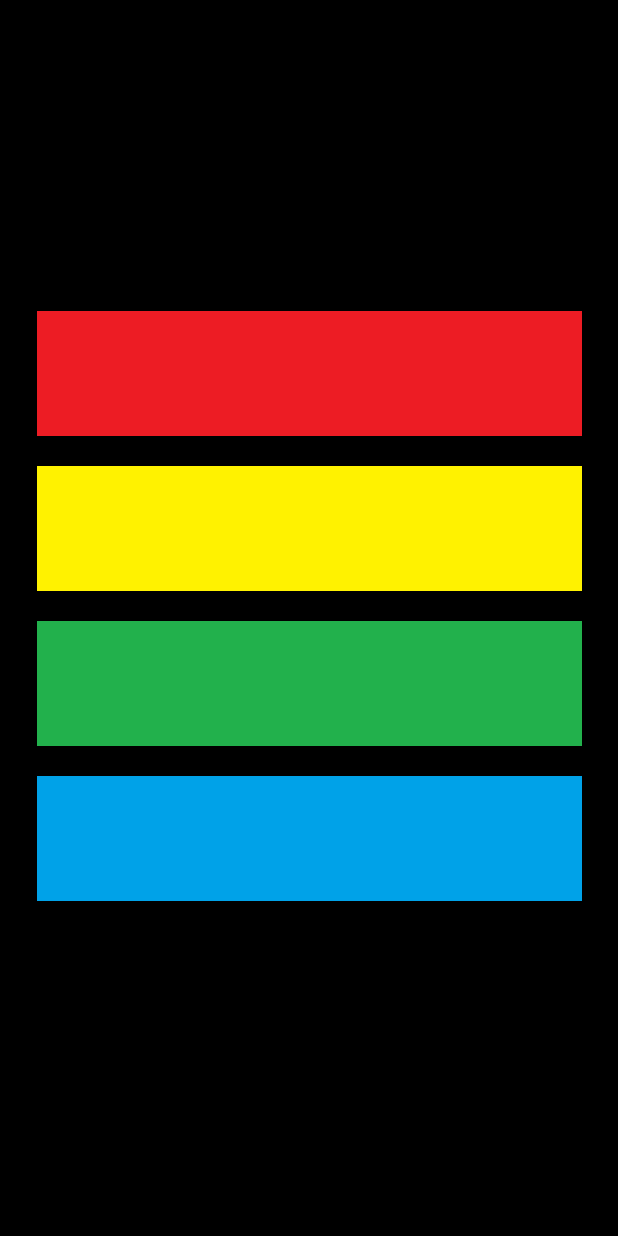
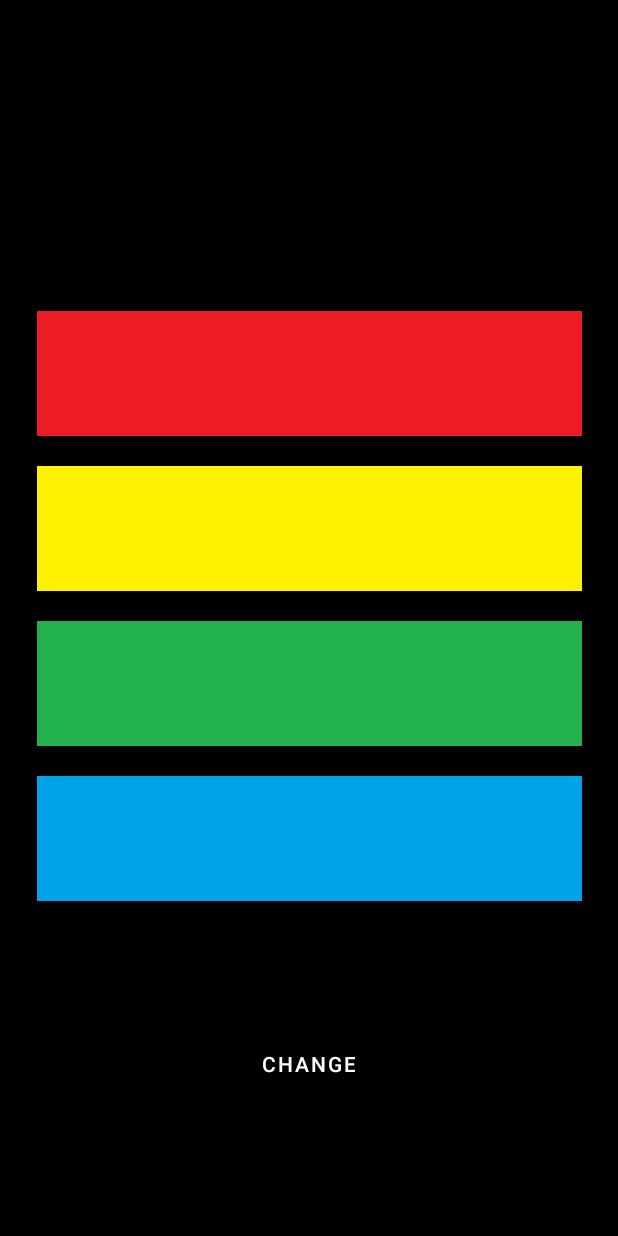
Before and after one commit to Miguemoliaga/SimonSays, an Android app: the screen it shows after launch (GameActivity), after a tap on "PLAY", on a phone screen of 412 x 824 dp. Run offline under Robolectric (Android 15) with nearby library versions, the phone set to English and light mode, and no system bars.

Commit message:
comment mixi

```diff
--- a/app/src/main/java/com/mmartine/simonsays/GameActivity.java
+++ b/app/src/main/java/com/mmartine/simonsays/GameActivity.java
@@ -5,21 +5,16 @@ import android.content.Intent;
 import android.os.Bundle;
 import android.os.Handler;
 import android.view.View;
-import android.view.ViewGroup;
+import android.widget.Button;
 import android.widget.ImageButton;
-import android.widget.RelativeLayout;
-import android.widget.TextView;
 import android.widget.Toast;
-
 import androidx.appcompat.app.AppCompatActivity;
-
 import java.util.ArrayList;
-import java.util.stream.Collectors;
 
 public class GameActivity extends AppCompatActivity {
-    private ArrayList<Integer> simon = new ArrayList<Integer>();
-    private ArrayList<Integer> user = new ArrayList<Integer>();
-    private ImageButton ib_enun;
+    static private ArrayList<Integer> simon = new ArrayList<Integer>();
+    static private ArrayList<Integer> user = new ArrayList<Integer>();
+    private Button b_trap;
     private ImageButton ib_red;
     private ImageButton ib_yellow;
     private ImageButton ib_green;
@@ -31,11 +26,12 @@ public class GameActivity extends AppCompatActivity {
         super.onCreate(savedInstanceState);
         setContentView(R.layout.activity_game);
 
-        ib_enun = findViewById(R.id.ib_enun);
+        b_trap = findViewById(R.id.b_trap);
         ib_red = findViewById(R.id.ib_red);
         ib_yellow = findViewById(R.id.ib_yellow);
         ib_green = findViewById(R.id.ib_green);
         ib_blue = findViewById(R.id.ib_blue);
+
 
         ib_red.setOnClickListener(new View.OnClickListener() {
             @Override
@@ -71,6 +67,16 @@ public class GameActivity extends AppCompatActivity {
                 checkSizes(simon, user, getApplicationContext());
             }
         });
+        //rebuildear el gradle
+        b_trap.setOnClickListener(new View.OnClickListener() {
+            @Override
+            public void onClick(View v) {
+                Intent intent = new Intent(getApplicationContext(), EndActivity.class);
+                intent.putExtra("points", points);
+                startActivity(intent);
+
+            }
+        });
 
         fillArray(simon, 3);
         printArray(simon, getApplicationContext());
@@ -87,6 +93,7 @@ public class GameActivity extends AppCompatActivity {
         boolean fin = false;
         for (int i = 0; i < simon.size(); i++) {
             if(simon.get(i) != user.get(i)){
+                Toast ifx = Toast.makeText(context, "Te has equivocado con una puntuacion de: "+ String.valueOf(points) , Toast.LENGTH_LONG);
                 fin = true;
                 break;
             }
@@ -98,17 +105,15 @@ public class GameActivity extends AppCompatActivity {
             user.clear();
             fillArray(simon, 1);
             printArray(simon, context);
-            //idk.setText(points);
         }
         else{
             Intent intent = new Intent(context, EndActivity.class);
             intent.putExtra("points", points);
+            context.startActivity(intent);
         }
     }
 
     private static void printArray(ArrayList<Integer> simon, Context context){
-        Handler handler = new Handler();
-
                 for (int i = 0; i < simon.size(); i++) {
                     Integer n = simon.get(i);
                     Toast ifx = Toast.makeText(context, String.valueOf(n) + " en la posicion: "+ String.valueOf(i) , Toast.LENGTH_LONG);
--- a/app/src/main/java/com/mmartine/simonsays/SQLAdmin.java
+++ b/app/src/main/java/com/mmartine/simonsays/SQLAdmin.java
@@ -24,7 +24,7 @@ public class SQLAdmin extends SQLiteOpenHelper {
     public void onUpgrade(SQLiteDatabase sqLiteDatabase, int lastVersion, int newVersion) {
 
 
-        sqLiteDatabase.execSQL("DROP TABLE IF EXISTS scores");
+        sqLiteDatabase.execSQL("DROP TABLE IF EXISTS records");
 
         sqLiteDatabase.execSQL(sqlCreate);
     }
--- a/app/src/main/res/layout/activity_game.xml
+++ b/app/src/main/res/layout/activity_game.xml
@@ -56,4 +56,16 @@
         app:layout_constraintTop_toBottomOf="@+id/ib_green"
         app:srcCompat="@drawable/blue" />
 
+    <Button
+        android:id="@+id/b_trap"
+        android:layout_width="wrap_content"
+        android:layout_height="wrap_content"
+        android:text="change"
+        app:layout_constraintBottom_toBottomOf="parent"
+        app:layout_constraintEnd_toEndOf="parent"
+        app:layout_constraintHorizontal_bias="0.498"
+        app:layout_constraintStart_toStartOf="parent"
+        app:layout_constraintTop_toBottomOf="@+id/ib_blue"
+        app:layout_constraintVertical_bias="0.481" />
+
 </androidx.constraintlayout.widget.ConstraintLayout>
```
Also changed, not shown: app/src/main/java/com/mmartine/simonsays/EndActivity.java (+23 -9 lines), app/src/main/res/layout/activity_end.xml (+14 -4 lines).
